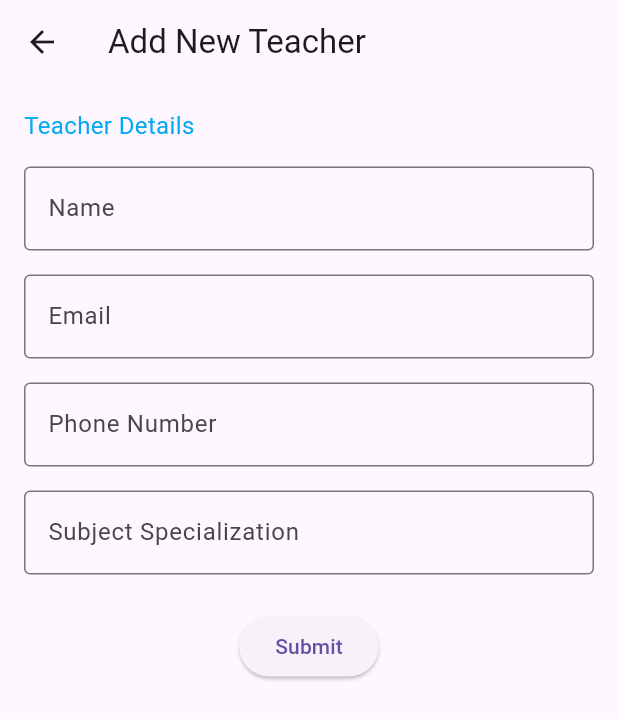
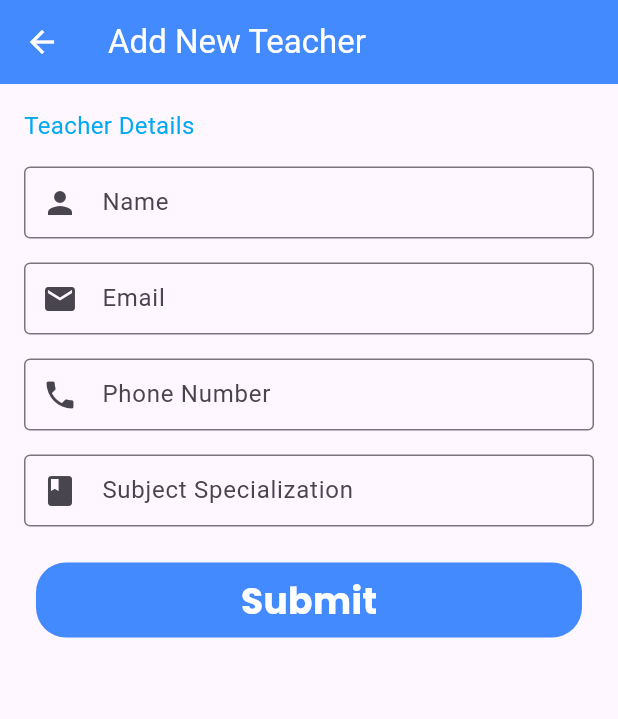
Before and after one commit to sourabhkunjir/nlss, a Flutter app: the AddTeacherScreen screen opened directly, after a tap on the "add" icon, on a phone screen of 412 x 824 dp. Shown: the top 719 px of the screen. Run offline on Flutter 3.47's test engine with Material 3 defaults, Android fonts, the phone set to English and light mode, and no system bars; our stand-ins replace font_awesome_flutter, syncfusion_flutter_charts.

Commit message:
third commit

```diff
--- a/lib/main.dart
+++ b/lib/main.dart
@@ -1,5 +1,4 @@
 import 'package:flutter/material.dart';
-
 import 'ui/registration_selection_module.dart';
 
 void main() {
--- a/lib/ui/add_new_teacher_screen.dart
+++ b/lib/ui/add_new_teacher_screen.dart
@@ -1,8 +1,11 @@
 import 'package:exam_management/themes/static_theme_management.dart';
 import 'package:flutter/material.dart';
+import '../widgets/coustom_container.dart';
+import '../widgets/coustom_textfield.dart';
 
-class AddNewteacherScreen extends StatelessWidget {
-  const AddNewteacherScreen({super.key});
+
+class AddNewTeacherScreen extends StatelessWidget {
+  const AddNewTeacherScreen({super.key});
 
   @override
   Widget build(BuildContext context) {
@@ -12,9 +15,13 @@ class AddNewteacherScreen extends StatelessWidget {
     final TextEditingController phoneController = TextEditingController();
     final TextEditingController subjectController = TextEditingController();
 
+    final width = MediaQuery.of(context).size.width;
+
     return Scaffold(
       appBar: AppBar(
         title: const Text("Add New Teacher"),
+        backgroundColor: AppColors.kadmin,
+        foregroundColor: AppColors.kinverseprimary,
       ),
       body: Padding(
         padding: const EdgeInsets.all(16.0),
@@ -26,64 +33,53 @@ class AddNewteacherScreen extends StatelessWidget {
               style: AppTextStyles.subtitle,
             ),
             const SizedBox(height: 16),
-            // Name TextField
-            TextField(
-              controller: nameController,
-              decoration: InputDecoration(
+            // Name CustomTextField
+            CustomTextField(
               labelText: "Name",
               hintText: "Enter teacher's name",
-                border: OutlineInputBorder(),
-              ),
+              prefixIcon: Icons.person,
             ),
             const SizedBox(height: 16),
-            // Email TextField
-            TextField(
-              controller: emailController,
-              keyboardType: TextInputType.emailAddress,
-              decoration: InputDecoration(
+            // Email CustomTextField
+            CustomTextField(
               labelText: "Email",
               hintText: "Enter teacher's email",
-                border: OutlineInputBorder(),
-              ),
+              prefixIcon: Icons.email,
             ),
             const SizedBox(height: 16),
-            // Phone Number TextField
-            TextField(
-              controller: phoneController,
-              keyboardType: TextInputType.phone,
-              decoration: InputDecoration(
+            // Phone Number CustomTextField
+            CustomTextField(
               labelText: "Phone Number",
               hintText: "Enter teacher's phone number",
-                border: OutlineInputBorder(),
-              ),
+              prefixIcon: Icons.phone,
             ),
             const SizedBox(height: 16),
-            // Subject Specialization TextField
-            TextField(
-              controller: subjectController,
-              decoration: InputDecoration(
+            // Subject Specialization CustomTextField
+            CustomTextField(
               labelText: "Subject Specialization",
               hintText: "Enter subject specialization",
-                border: OutlineInputBorder(),
-              ),
+              prefixIcon: Icons.book,
             ),
             const SizedBox(height: 24),
             // Submit Button
             Center(
-              child: ElevatedButton(
-                onPressed: () {
+              child: CoustomContainer(
+                width: width,
+                finalwidth: 50,
+                color: AppColors.kprimary,
+                text: "Submit",
+                onTap: () {
                   // Example: Print values to console
                   print("Name: ${nameController.text}");
                   print("Email: ${emailController.text}");
                   print("Phone: ${phoneController.text}");
                   print("Subject: ${subjectController.text}");
 
-                  // You can implement further logic to save or submit the data
+                  // Example Snackbar
                   ScaffoldMessenger.of(context).showSnackBar(
                     const SnackBar(content: Text("Teacher added successfully!")),
                   );
                 },
-                child: const Text("Submit"),
               ),
             ),
           ],
--- a/lib/ui/add_teacher_screen.dart
+++ b/lib/ui/add_teacher_screen.dart
@@ -63,7 +63,7 @@ class AddTeacherScreen extends StatelessWidget {
             onPressed: () {
               Navigator.of(context).push(
                 MaterialPageRoute(
-                  builder: (context) => AddNewteacherScreen(),
+                  builder: (context) => AddNewTeacherScreen(),
                 ),
               );
             },
--- a/lib/ui/registration_selection_module.dart
+++ b/lib/ui/registration_selection_module.dart
@@ -1,5 +1,5 @@
 import 'package:exam_management/themes/static_theme_management.dart';
-import 'package:exam_management/ui/admin_dashboard.dart';
+import 'package:exam_management/ui/admin_details.dart';
 import 'package:exam_management/ui/teacher_dashboard.dart';
 import 'package:flutter/material.dart';
 
@@ -21,7 +21,7 @@ class RegistrationSelectionModule extends StatelessWidget {
               onTap: () {
                 Navigator.of(context).pushAndRemoveUntil(
                   MaterialPageRoute(
-                    builder: (context) => AdminDashboard(),
+                    builder: (context) => AdminDetails(),
                   ),
                   (route) => false,
                 );
```
Also changed, not shown: lib/ui/admin_dashboard.dart (+6 -5 lines), lib/ui/admin_details.dart (added, +70 -0 lines), lib/ui/profile_detail_screen.dart (added, +148 -0 lines). Lines whose indentation alone changed are shown as unchanged.
